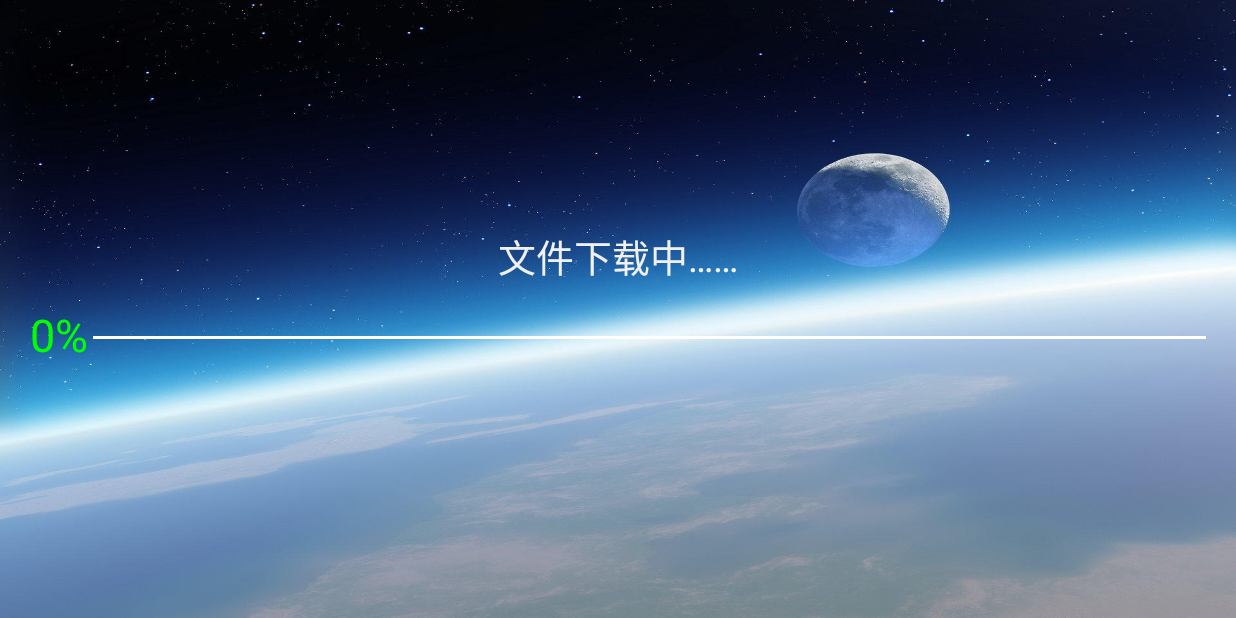
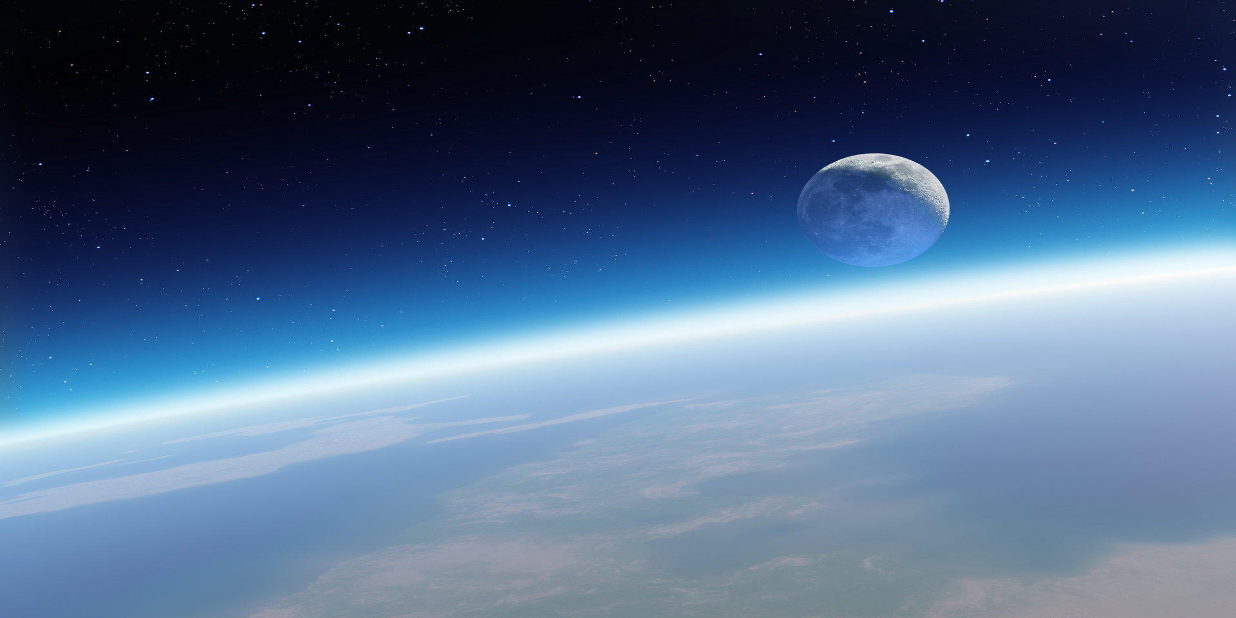
Before and after one commit to cyx362442/TvShow2, an Android app: the screen it shows after launch (WelcomeActivity), on a phone screen of 824 x 412 dp (held sideways). Run offline under Robolectric (Android 15) with nearby library versions, the phone set to English and light mode, and no system bars; our stand-ins replace EventBus, Volley.

Commit message:
tvshow05055

```diff
--- a/tvshow/src/main/java/com/duowei/tvshow/WelcomeActivity.java
+++ b/tvshow/src/main/java/com/duowei/tvshow/WelcomeActivity.java
@@ -209,9 +209,9 @@ public class WelcomeActivity extends AppCompatActivity implements VersionUpdateI
 //                    DataSupport.deleteAll(OneDataBean.class);
 //                    DataSupport.saveAll(mOneDataBeanList);
                     /**下载图片、视频*/
-//                    Http_File(mDown_data);
+                    Http_File(mDown_data);
 //                    startDownLoad(down_data);
-                    VersionUpdate.checkVersion(WelcomeActivity.this,mDown_data);
+//                    VersionUpdate.checkVersion(WelcomeActivity.this,mDown_data);
                 }
             }
         });
--- a/tvshow/src/main/res/layout/activity_welcome.xml
+++ b/tvshow/src/main/res/layout/activity_welcome.xml
@@ -15,6 +15,7 @@
         android:layout_height="match_parent"
         android:orientation="vertical"
         android:gravity="center"
+        android:visibility="gone"
         >
         <TextView
             android:layout_width="wrap_content"
```
